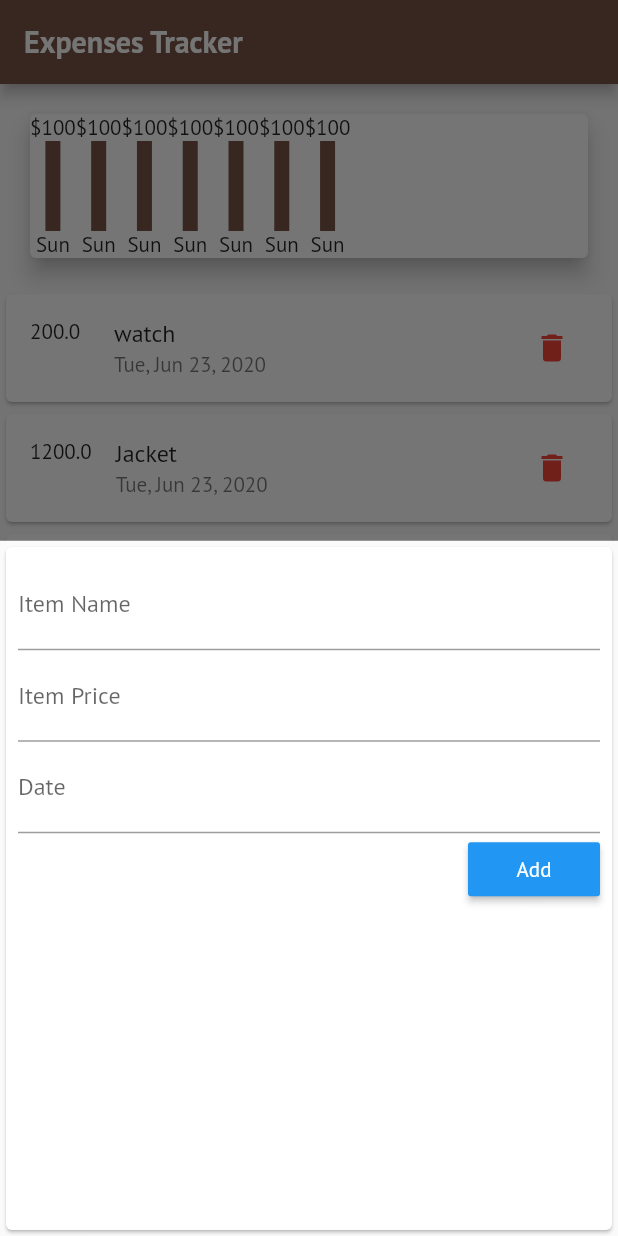
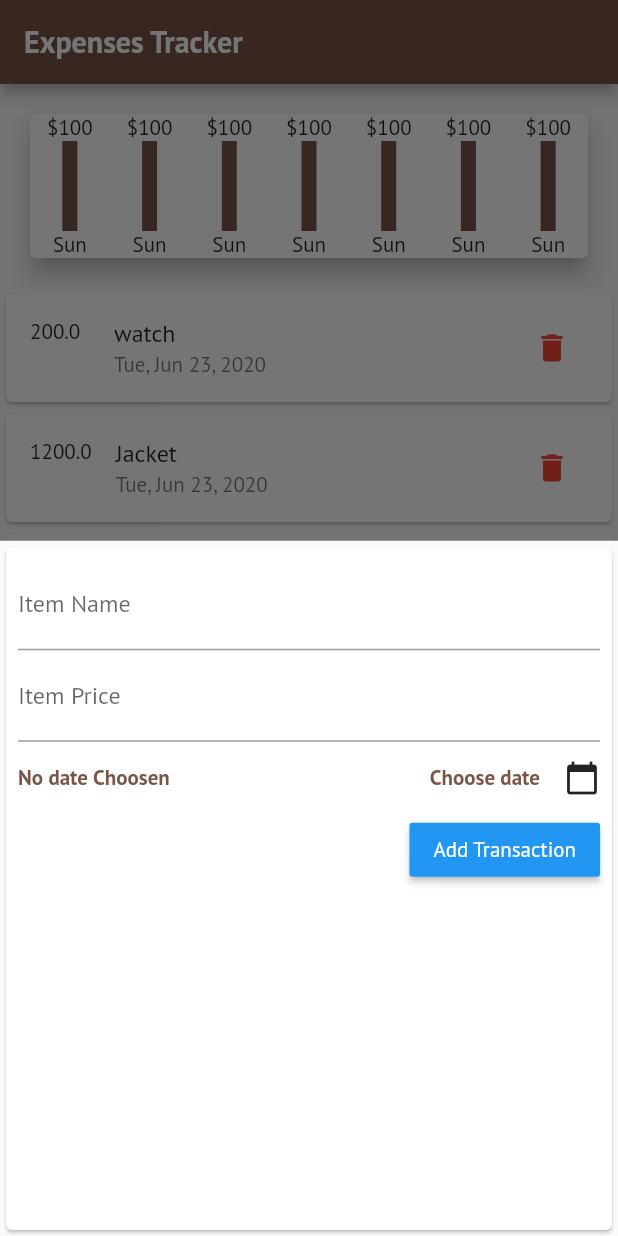
Before and after one commit to haribhakta/expense_tracker, a Flutter app: the screen it shows after launch, after a tap on the "add" icon, on a phone screen of 412 x 824 dp. Run offline on Flutter 3.47's test engine with Material 2 defaults, Android fonts, the phone set to English and light mode, and no system bars.

Commit message:
date time picker and theme updaet

```diff
--- a/lib/main.dart
+++ b/lib/main.dart
@@ -48,11 +48,22 @@ class _ExpensePageState extends State<ExpensePage> {
         context: bctx, builder: (ctx) => NewTransaction(_addnewtransaction));
   }
 
-  void _addnewtransaction(String itemname, double itemprice) {
+  void _addnewtransaction(String itemname, double itemprice, DateTime date) {
     setState(() {
       _usertrans.add(Transaction(
-          itemname: itemname, itemprice: itemprice, date: DateTime.now()));
+          itemname: itemname, itemprice: itemprice, date:date ));
     });
+  }
+
+  List<Transaction> get _recentTransactions {
+    return _usertrans.where((tx) {
+      return tx.date.isAfter(
+            DateTime.now().subtract(
+              Duration(days: 7),
+            ),
+          ) &&
+          tx.itemprice > 1000;
+    }).toList();
   }
 
   @override
@@ -64,7 +75,7 @@ class _ExpensePageState extends State<ExpensePage> {
       body: SingleChildScrollView(
         child: Column(
           children: <Widget>[
-            Chart(),
+            Chart(_recentTransactions),
             // TransactionList();
             TrasactionList(_usertrans),
           ],
--- a/lib/widgets/chart.dart
+++ b/lib/widgets/chart.dart
@@ -1,23 +1,27 @@
+import 'package:expense_tracker/model/transaction.dart';
 import 'package:expense_tracker/widgets/ChartBar.dart';
 import 'package:flutter/material.dart';
 
 class Chart extends StatelessWidget {
+  final List<Transaction> recenttrans;
+  Chart(this.recenttrans);
+
+  //grouped by day
+
+  List<Map<String, Object>> get groupedTransactions {
+    return List.generate(7, (index) {
+      return {'day': "Sun", 'amount': index.toString()};
+    });
+  }
+
   @override
   Widget build(BuildContext context) {
     return Card(
       elevation: 6,
       margin: EdgeInsets.all(20),
       child: Row(
-        children: <Widget>[
-          ChartBar(),
-          ChartBar(),
-          ChartBar(),
-          ChartBar(),
-          ChartBar(),
-          ChartBar(),
-          ChartBar(),
-        ],
-      ),
+          mainAxisAlignment: MainAxisAlignment.spaceAround,
+          children: groupedTransactions.map((tx) => ChartBar()).toList()),
     );
   }
 }
--- a/lib/widgets/newtransaction.dart
+++ b/lib/widgets/newtransaction.dart
@@ -1,4 +1,5 @@
 import 'package:flutter/material.dart';
+import 'package:intl/intl.dart';
 
 class NewTransaction extends StatefulWidget {
   final Function addnewtransaction;
@@ -11,19 +12,34 @@ class NewTransaction extends StatefulWidget {
 class _NewTransactionState extends State<NewTransaction> {
   final itemnamecontroller = TextEditingController();
   final itempricecontroller = TextEditingController();
+  DateTime _selecteddate;
 
 //submitting transdata
   void submittrans() {
     final itemname = itemnamecontroller.text;
     final itemprice = double.parse(itempricecontroller.text);
-    if (itemname.isEmpty || itemprice < 0) {
+    if (itemname.isEmpty || itemprice < 0 || _selecteddate == null) {
       return;
     }
     itemnamecontroller.clear();
     itempricecontroller.clear();
 
-    widget.addnewtransaction(itemname, itemprice);
+    widget.addnewtransaction(itemname, itemprice, _selecteddate);
     Navigator.pop(context);
+  }
+
+  //to pick date
+  void _pickdate() {
+    showDatePicker(
+            context: context,
+            initialDate: DateTime.now(),
+            firstDate: DateTime(2020),
+            lastDate: DateTime.now())
+        .then((picdate) {
+      setState(() {
+        _selecteddate = picdate;
+      });
+    });
   }
 
   @override
@@ -44,14 +60,40 @@ class _NewTransactionState extends State<NewTransaction> {
                 controller: itempricecontroller,
                 keyboardType: TextInputType.number,
               ),
-              TextField(
-                decoration: InputDecoration(labelText: "Date"),
-                onChanged: (value) {},
+              Row(
+                children: <Widget>[
+                  Expanded(
+                    child: Text(
+                      _selecteddate == null
+                          ? "No date Choosen"
+                          : "Trans Date :${DateFormat.yMEd().format(_selecteddate)}",
+                      style: TextStyle(
+                        color: Theme.of(context).primaryColor,
+                        fontWeight: FontWeight.bold,
+                      ),
+                    ),
+                  ),
+                  Row(children: <Widget>[
+                    FlatButton(
+                      child: Text(
+                        "Choose date",
+                        style: TextStyle(
+                          color: Theme.of(context).primaryColor,
+                          fontWeight: FontWeight.bold,
+                        ),
+                      ),
+                      onPressed: () {
+                        _pickdate();
+                      },
+                    ),
+                    Icon(Icons.calendar_today),
+                  ]),
+                ],
               ),
               RaisedButton(
                 onPressed: submittrans,
                 color: Colors.blue,
-                child: Text("Add"),
+                child: Text("Add Transaction"),
                 textColor: Colors.white,
               ),
             ],
```
